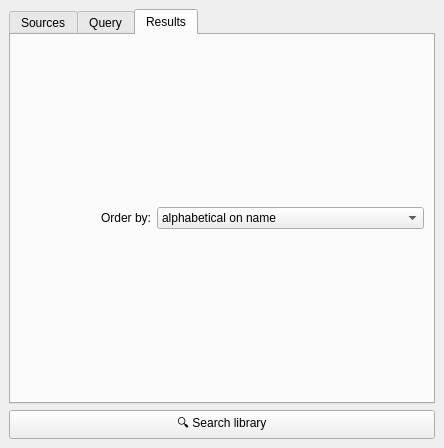
This is ui/library_search_dockwidget.ui in enjoysmath/abstract-spacecraft as Qt 5 draws it before an edit. The edited form follows.
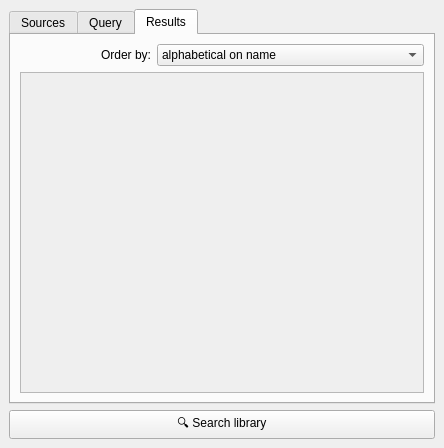
This is the edited form. The open tabs and pages were chosen to show the change.

Diff of the .ui file:
```diff
--- a/ui/library_search_dockwidget.ui
+++ b/ui/library_search_dockwidget.ui
@@ -91,6 +91,24 @@
           </item>
          </widget>
         </item>
+        <item row="2" column="0" colspan="3">
+         <widget class="QScrollArea" name="searchResultsScroll">
+          <property name="widgetResizable">
+           <bool>true</bool>
+          </property>
+          <widget class="QWidget" name="searchResultsLayout">
+           <property name="geometry">
+            <rect>
+             <x>0</x>
+             <y>0</y>
+             <width>400</width>
+             <height>299</height>
+            </rect>
+           </property>
+           <layout class="QVBoxLayout" name="verticalLayout"/>
+          </widget>
+         </widget>
+        </item>
         <item row="1" column="0">
          <widget class="QLabel" name="label_2">
           <property name="text">
@@ -101,9 +119,6 @@
           </property>
          </widget>
         </item>
-        <item row="2" column="0" colspan="3">
-         <layout class="QVBoxLayout" name="searchResultsLayout"/>
-        </item>
        </layout>
       </widget>
      </widget>
```
Left out of the diff: 46 changed lines with no effect on the pictures.
